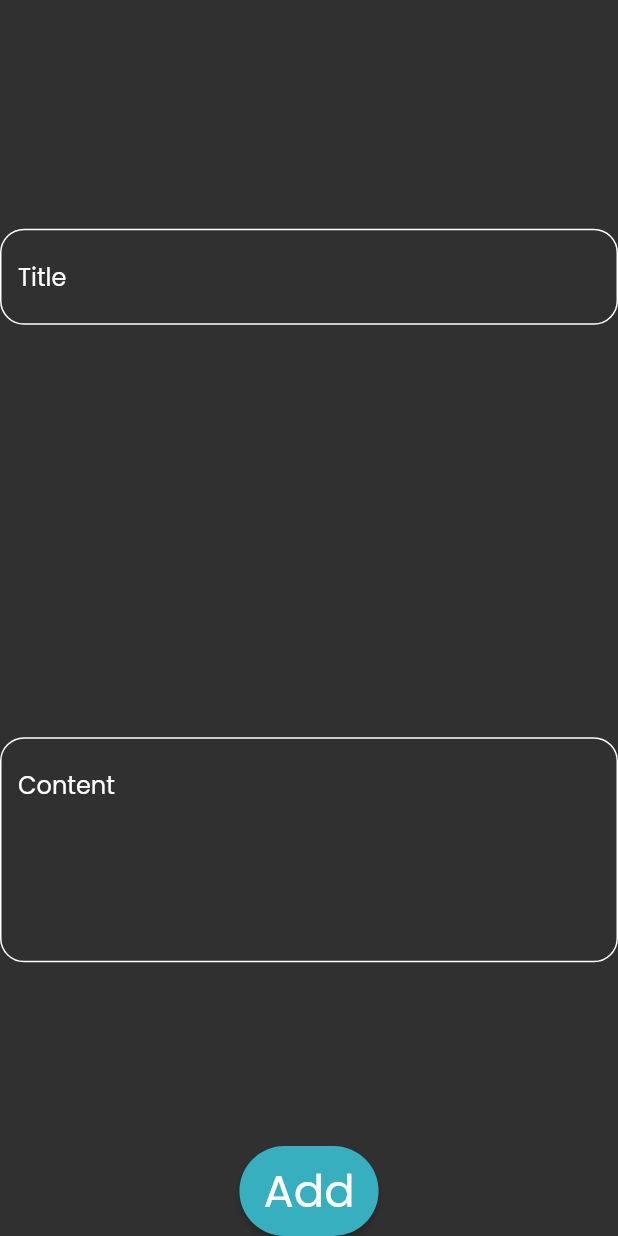
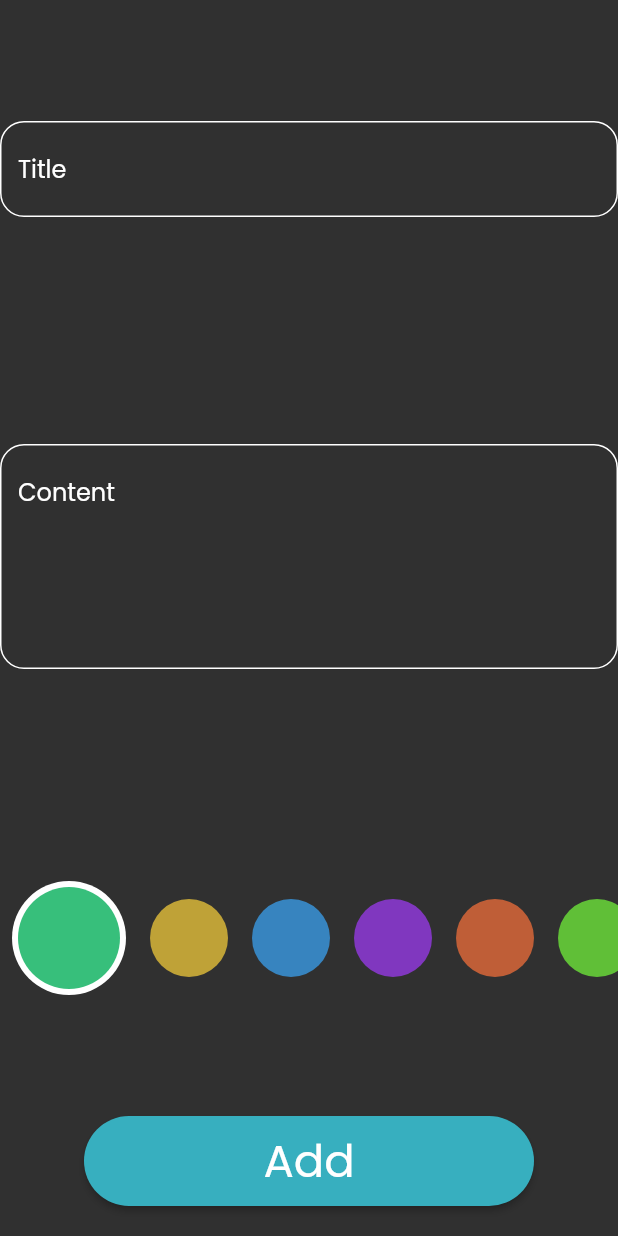
Before and after one commit to Seif-El-Deen/notes_app, a Flutter app: the AddNoteForm widget shown alone on an empty page, opened directly, on a phone screen of 412 x 824 dp. Run offline on Flutter 3.47's test engine with Material 2 defaults, Android fonts, the phone set to English and light mode, and no system bars; our stand-ins replace flutter_bloc, hive, hive_flutter, modal_progress_hud_nsn; accounts and stored records are empty.

Commit message:
complete project

```diff
--- a/lib/constants.dart
+++ b/lib/constants.dart
@@ -1,2 +1,16 @@
+import 'package:flutter/material.dart';
+
 const primaryColor = 0xff37afbf;
 const kNotesBox = "notes_box";
+const List<Color> kListColors = [
+  Color(0xff37bf7b),
+  Color(0xffbfa237),
+  Color(0xff3784bf),
+  Color(0xff8037bf),
+  Color(0xffbf5e37),
+  Color(0xff60bf37),
+  Color(0xffbabf37),
+  Color(0xff37afbf),
+  Color(0xff4b37bf),
+  Color(0xffbf3752),
+];
--- a/lib/cubits/add_note_cubit/add_note_cubit.dart
+++ b/lib/cubits/add_note_cubit/add_note_cubit.dart
@@ -1,13 +1,17 @@
+import 'package:flutter/material.dart';
 import 'package:flutter_bloc/flutter_bloc.dart';
 import 'package:hive_flutter/hive_flutter.dart';
 import 'package:notes_app/constants.dart';
-import 'package:notes_app/cubits/add_note_cubit/add_note_state.dart';
+import 'package:notes_app/cubits/add_note_cubit/add_note_states.dart';
 import 'package:notes_app/models/note_model.dart';
 
 class AddNoteCubit extends Cubit<AddNoteStates> {
   AddNoteCubit() : super(AddNoteInitialState());
 
+  Color color = const Color(0xff37bf7b);
+
   Future<void> addNote(NoteModel note) async {
+    note.color = color.value;
     emit(AddNoteLoadingState());
     try {
       var notesBox = Hive.box<NoteModel>(kNotesBox);
--- /dev/null
+++ b/lib/cubits/notes_cubit/view_notes_cubit.dart
@@ -0,0 +1,18 @@
+import 'package:hive_flutter/hive_flutter.dart';
+import 'package:notes_app/constants.dart';
+import 'package:notes_app/cubits/notes_cubit/view_notes_states.dart';
+import 'package:flutter_bloc/flutter_bloc.dart';
+import 'package:notes_app/models/note_model.dart';
+
+class ViewNotesCubit extends Cubit<ViewNotesStates> {
+  ViewNotesCubit() : super(ViewNotesInitialState());
+  List<NoteModel>? notes;
+  fetchAllNotes() async {
+    var notesBox = Hive.box<NoteModel>(kNotesBox);
+
+    notes = notesBox.values.toList();
+    print(notes!.length);
+
+    emit(ViewNotesSuccessState());
+  }
+}
--- /dev/null
+++ b/lib/cubits/notes_cubit/view_notes_states.dart
@@ -0,0 +1,7 @@
+import '../../models/note_model.dart';
+
+abstract class ViewNotesStates {}
+
+class ViewNotesInitialState extends ViewNotesStates {}
+
+class ViewNotesSuccessState extends ViewNotesStates {}
--- a/lib/custom_widgets/custom_add_note_form.dart
+++ b/lib/custom_widgets/custom_add_note_form.dart
@@ -1,6 +1,12 @@
 import 'package:flutter/material.dart';
-import 'package:notes_app/constants.dart';
+import 'package:notes_app/cubits/add_note_cubit/add_note_cubit.dart';
+import 'package:notes_app/cubits/add_note_cubit/add_note_states.dart';
+import 'package:notes_app/custom_widgets/custom_button.dart';
+import 'package:notes_app/custom_widgets/custom_colors_listview.dart';
 import 'package:notes_app/custom_widgets/custom_textfield.dart';
+import 'package:flutter_bloc/flutter_bloc.dart';
+import 'package:notes_app/models/note_model.dart';
+import 'package:intl/src/intl/date_format.dart';
 
 class AddNoteForm extends StatefulWidget {
   const AddNoteForm({Key? key}) : super(key: key);
@@ -22,7 +28,7 @@ class _AddNoteFormState extends State<AddNoteForm> {
       child: Column(
         mainAxisAlignment: MainAxisAlignment.spaceBetween,
         children: [
-          const SizedBox(height: 30),
+          const SizedBox(height: 20),
           CustomTextFormField(
             onSaved: (value) {
               title = value;
@@ -50,23 +56,31 @@ class _AddNoteFormState extends State<AddNoteForm> {
             hintText: "Content",
             maxLines: 5,
           ),
-          MaterialButton(
+          const SizedBox(height: 20),
+          const ColorListView(),
+          BlocBuilder<AddNoteCubit, AddNoteStates>(
+            builder: (context, state) {
+              return CustomButton(
                 onPressed: () {
                   if (formKey.currentState!.validate()) {
                     formKey.currentState!.save();
+
+                    var noteModel = NoteModel(
+                        title: title!,
+                        subTitle: subTitle!,
+                        date: DateFormat("MMM d,yyyy")
+                            .format(DateTime.now())
+                            .toString(),
+                        color: Colors.blue.value);
+                    BlocProvider.of<AddNoteCubit>(context).addNote(noteModel);
                   } else {
                     autoValidateMode = AutovalidateMode.always;
                     setState(() {});
                   }
                 },
-            color: const Color(primaryColor),
-            height: 60,
-            shape:
-                RoundedRectangleBorder(borderRadius: BorderRadius.circular(30)),
-            child: const Text(
-              "Add",
-              style: TextStyle(fontSize: 30),
-            ),
+                isLoading: state is AddNoteLoadingState ? true : false,
+              );
+            },
           )
         ],
       ),
--- /dev/null
+++ b/lib/custom_widgets/custom_button.dart
@@ -0,0 +1,31 @@
+import 'package:flutter/material.dart';
+
+import '../constants.dart';
+
+class CustomButton extends StatelessWidget {
+  const CustomButton(
+      {Key? key, required this.onPressed, required this.isLoading})
+      : super(key: key);
+  final void Function()? onPressed;
+  final bool isLoading;
+  @override
+  Widget build(BuildContext context) {
+    return Padding(
+      padding: const EdgeInsets.all(20.0),
+      child: MaterialButton(
+        onPressed: onPressed,
+        color: const Color(primaryColor),
+        height: 60,
+        minWidth: 300,
+        shape: RoundedRectangleBorder(borderRadius: BorderRadius.circular(30)),
+        child: isLoading
+            ? const CircularProgressIndicator()
+            : const Text(
+                "Add",
+                style: TextStyle(fontSize: 30),
+              ),
+      ),
+    );
+    ;
+  }
+}
--- /dev/null
+++ b/lib/custom_widgets/custom_colors_listview.dart
@@ -0,0 +1,64 @@
+import 'package:flutter/material.dart';
+import 'package:flutter_bloc/flutter_bloc.dart';
+import 'package:notes_app/constants.dart';
+import 'package:notes_app/cubits/add_note_cubit/add_note_cubit.dart';
+
+class ColorItem extends StatelessWidget {
+  const ColorItem({Key? key, required this.isActive, required this.color})
+      : super(key: key);
+
+  final bool isActive;
+  final Color color;
+  @override
+  Widget build(BuildContext context) {
+    return isActive
+        ? CircleAvatar(
+            radius: 38,
+            backgroundColor: Colors.white,
+            child: CircleAvatar(
+              radius: 34,
+              backgroundColor: color,
+            ),
+          )
+        : CircleAvatar(
+            radius: isActive ? 38 : 26,
+            backgroundColor: color,
+          );
+  }
+}
+
+class ColorListView extends StatefulWidget {
+  const ColorListView({Key? key}) : super(key: key);
+
+  @override
+  State<ColorListView> createState() => _ColorListViewState();
+}
+
+class _ColorListViewState extends State<ColorListView> {
+  int currentIndex = 0;
+
+  @override
+  Widget build(BuildContext context) {
+    return SizedBox(
+      height: 38 * 2,
+      child: ListView.builder(
+        scrollDirection: Axis.horizontal,
+        itemCount: 10,
+        itemBuilder: (context, index) => Padding(
+          padding: const EdgeInsets.symmetric(horizontal: 8.0),
+          child: GestureDetector(
+            onTap: () {
+              currentIndex = index;
+              BlocProvider.of<AddNoteCubit>(context).color = kListColors[index];
+              setState(() {});
+            },
+            child: ColorItem(
+              isActive: currentIndex == index,
+              color: kListColors[index],
+            ),
+          ),
+        ),
+      ),
+    );
+  }
+}
--- a/lib/custom_widgets/custom_textfield.dart
+++ b/lib/custom_widgets/custom_textfield.dart
@@ -2,22 +2,25 @@ import 'package:flutter/material.dart';
 import 'package:notes_app/constants.dart';
 
 class CustomTextFormField extends StatelessWidget {
-  const CustomTextFormField(
-      {Key? key,
-      required this.hintText,
-      required this.maxLines,
-      this.onSaved,
-      this.validator})
-      : super(key: key);
+  const CustomTextFormField({
+    Key? key,
+    required this.hintText,
+    required this.maxLines,
+    this.onSaved,
+    this.validator,
+    this.onChanged,
+  }) : super(key: key);
 
   final String hintText;
   final int maxLines;
   final void Function(String?)? onSaved;
   final String? Function(String?)? validator;
+  final void Function(String)? onChanged;
   @override
   Widget build(BuildContext context) {
     return TextFormField(
       onSaved: onSaved,
+      onChanged: onChanged,
       validator: validator,
       maxLines: maxLines,
       decoration: InputDecoration(
--- a/lib/models/note_model.dart
+++ b/lib/models/note_model.dart
@@ -9,7 +9,7 @@ class NoteModel extends HiveObject {
   @HiveField(1)
   String subTitle;
   @HiveField(2)
-  DateTime date;
+  String date;
   @HiveField(3)
   int color;
 
--- a/lib/views/notes_main_view.dart
+++ b/lib/views/notes_main_view.dart
@@ -1,7 +1,6 @@
 import 'package:flutter/material.dart';
 import 'package:notes_app/custom_widgets/custom_add_note_bottom_sheet.dart';
 import 'package:notes_app/custom_widgets/custom_listview.dart';
-import 'package:notes_app/custom_widgets/custom_note_item.dart';
 
 class NotesMainView extends StatelessWidget {
   const NotesMainView({Key? key}) : super(key: key);
@@ -35,7 +34,7 @@ class NotesMainView extends StatelessWidget {
       floatingActionButton: FloatingActionButton(
         onPressed: () {
           showModalBottomSheet(
-              isScrollControlled: false,
+              isScrollControlled: true,
               context: context,
               shape: const RoundedRectangleBorder(
                 borderRadius: BorderRadius.vertical(
--- a/pubspec.yaml
+++ b/pubspec.yaml
@@ -52,6 +52,8 @@ dev_dependencies:
   build_runner:
   flutter_bloc: ^8.1.1
   modal_progress_hud_nsn:
+  intl: ^0.17.0 # <-- SEE HERE
+
 # For information on the generic Dart part of this file, see the
 # following page: https://dart.dev/tools/pub/pubspec
 
```
Also changed, not shown: lib/custom_widgets/custom_add_note_bottom_sheet.dart (+27 -7 lines), lib/custom_widgets/custom_listview.dart (+21 -20 lines), lib/custom_widgets/custom_note_item.dart (+20 -10 lines), lib/main.dart (+7 -6 lines), lib/simple_bloc_observer.dart (added, +34 -0 lines), lib/views/note_edit_view.dart (+81 -7 lines), lib/cubits/add_note_cubit/add_note_states.dart (renamed from lib/cubits/add_note_cubit/add_note_state.dart), lib/models/note_model.g.dart, pubspec.lock, 12 other files. Lines whose indentation alone changed are shown as unchanged.
